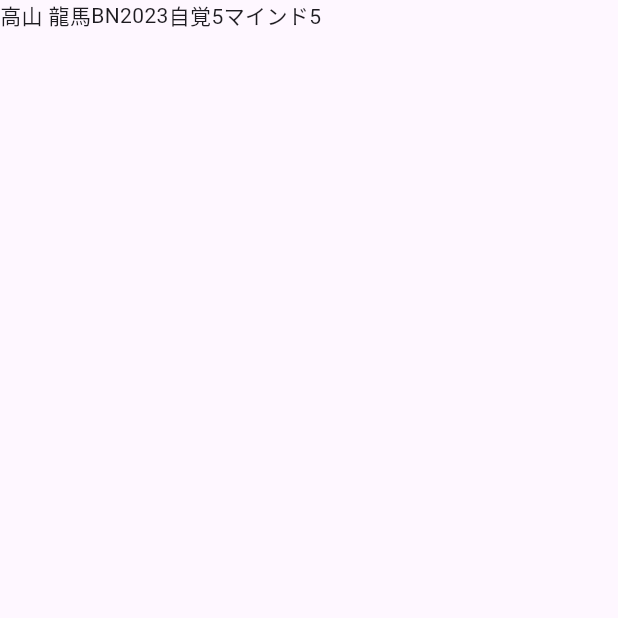
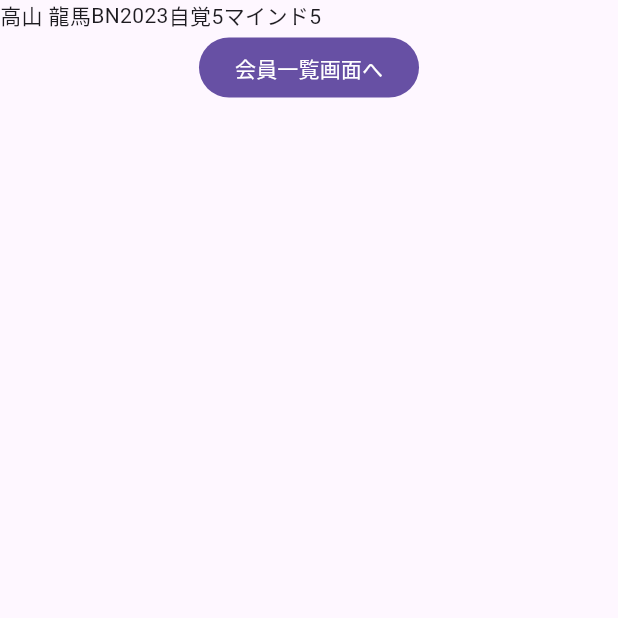
Before and after one commit to ryomar-kappa/adit, a Flutter app: the screen it shows after launch, on a phone screen of 412 x 824 dp, the top half of it. Run offline on Flutter 3.47's test engine with Material 3 defaults, Android fonts, the phone set to English and light mode, and no system bars; our stand-ins replace auto_route.

Commit message:
会員一覧画面の実装

```diff
--- a/lib/main.dart
+++ b/lib/main.dart
@@ -1,6 +1,26 @@
+import 'package:adit/model/member/awareness_lebes.dart';
+import 'package:adit/model/member/bn.dart';
+import 'package:adit/model/member/hrid.dart';
 import 'package:adit/model/member/member.dart';
+import 'package:adit/model/member/member_name.dart';
+import 'package:adit/model/member/mind_lebel.dart';
+import 'package:adit/router/app_router.dart';
 import 'package:auto_route/auto_route.dart';
 import 'package:flutter/material.dart';
+
+final ryoma = Member(
+    name: MemberName(fullName: '高山龍馬'),
+    bn: BN(yearOfJoined: 1),
+    awarenessLebel: AwarenessLebel(lebel: 1),
+    mind: MindLebel(lebel: 1),
+    id: HRID(hrid: '101284'));
+
+final ryoma2 = Member(
+    name: MemberName(fullName: '高山龍馬'),
+    bn: BN(yearOfJoined: 1),
+    awarenessLebel: AwarenessLebel(lebel: 1),
+    mind: MindLebel(lebel: 1),
+    id: HRID(hrid: '101284'));
 
 void main() {
   runApp(const MainApp());
@@ -11,51 +31,41 @@ class MainApp extends StatelessWidget {
 
   @override
   Widget build(BuildContext context) {
-    return MaterialApp(
-      home: Scaffold(
-        body: MemberDetailView(),
+    return MaterialApp.router(
+      routerConfig: AppRouter().config(),
+    );
+  }
+}
+
+@RoutePage()
+class HomeView extends StatelessWidget {
+  const HomeView({super.key});
+
+  @override
+  Widget build(BuildContext context) {
+    return Scaffold(
+      body: Column(
+        children: [
+          MemberDetailHeaderView(),
+          FilledButton(
+              onPressed: () async {
+                AutoRouter.of(context)
+                    .push(MemberListRoute(memberList: <Member>[ryoma, ryoma2]));
+              },
+              child: const Text('会員一覧画面へ'))
+        ],
       ),
     );
   }
 }
 
-class MemberDetailView extends StatelessWidget {
-  const MemberDetailView({super.key});
+class MemberDetailHeaderView extends StatelessWidget {
+  const MemberDetailHeaderView({super.key});
 
   @override
   Widget build(BuildContext context) {
-    return Column(
-      children: [MemberDetailHeaderView()],
-    );
-  }
-}
-
-class MemberDetailHeaderView extends StatelessWidget {
-  @override
-  Widget build(BuildContext context) {
-    return Row(
+    return const Row(
       children: [Text('高山 龍馬'), Text('BN2023'), Text('自覚5'), Text('マインド5')],
     );
   }
 }
-
-@RoutePage()
-class MemberListView extends StatelessWidget {
-  final List<Member> memberList;
-
-  const MemberListView({super.key, required this.memberList});
-  @override
-  Widget build(BuildContext context) {
-    return SingleChildScrollView(
-      child: Column(
-        children: [],
-      ),
-    );
-  }
-
-  Widget _memberRow() {
-    return Row(
-      children: [],
-    );
-  }
-}
--- a/lib/router/app_router.dart
+++ b/lib/router/app_router.dart
@@ -1,10 +1,16 @@
+import 'package:adit/main.dart';
+import 'package:adit/model/member/member.dart';
+import 'package:adit/screen/member_list/member_list_view.dart';
 import 'package:auto_route/auto_route.dart';
+import 'package:flutter/material.dart';
+
+part 'app_router.gr.dart';
 
 @AutoRouterConfig(replaceInRouteName: 'View,Route')
 class AppRouter extends RootStackRouter {
-
-   @override
-  RouteType get defaultRouteType => RouteType.material();
   @override
-  List<AutoRoute> get routes => [AutoRoute(page: )];
+  List<AutoRoute> get routes => [
+        AutoRoute(page: HomeRoute.page, initial: true),
+        AutoRoute(page: MemberListRoute.page)
+      ];
 }
--- a/pubspec.yaml
+++ b/pubspec.yaml
@@ -8,12 +8,13 @@ environment:
 
 dependencies:
   auto_route: ^9.2.2
-  build_runner: ^2.4.12
+  auto_route_generator: ^9.0.0
   flutter:
     sdk: flutter
   hooks_riverpod: ^2.5.2
 
 dev_dependencies:
+  build_runner: ^2.4.12
   flutter_lints: ^3.0.0
   flutter_test:
     sdk: flutter
```
Also changed, not shown: lib/screen/member_list/member_list_view.dart (added, +32 -0 lines), lib/router/app_router.gr.dart (added), pubspec.lock.
